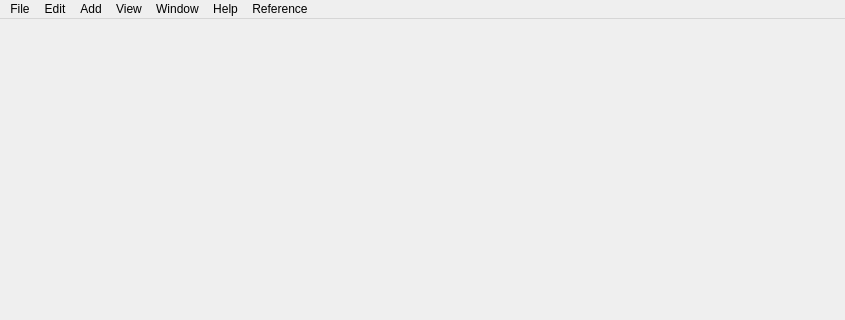
The window that app/window/base_window.ui (nsfm/stibium) describes before a commit, drawn with Qt 5; both pictures show x 0 to 845 and y 0 to 320 of the 845 by 621 pixel window.
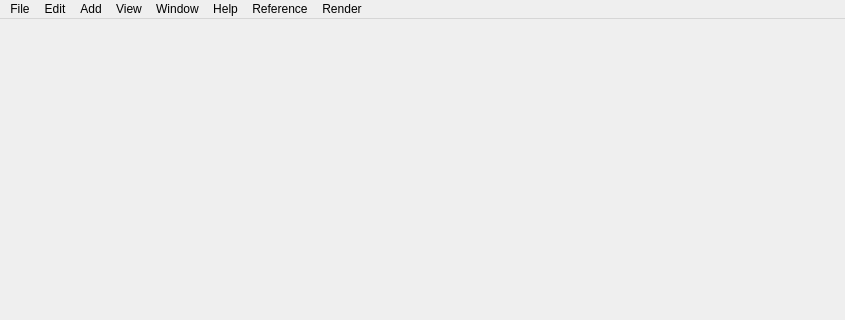
The same window after the commit.

Commit message: App-level CTest + Render > Export image dialog

The edit to the form file:
```diff
--- a/app/window/base_window.ui
+++ b/app/window/base_window.ui
@@ -79,6 +79,12 @@
     <addaction name="actionSectionSlider"/>
     <addaction name="actionLightControl"/>
    </widget>
+   <widget class="QMenu" name="menuRender">
+    <property name="title">
+     <string>Render</string>
+    </property>
+    <addaction name="actionExportImage"/>
+   </widget>
    <widget class="QMenu" name="menuWindow">
     <property name="title">
      <string>Window</string>
@@ -110,6 +116,7 @@
    <addaction name="menuWindow"/>
    <addaction name="menuHelp"/>
    <addaction name="menuReference"/>
+   <addaction name="menuRender"/>
   </widget>
   <action name="actionNew">
    <property name="text">
```
Left out of the diff: 5 changed lines with no effect on the pictures. The commit also changes 10 other files.
